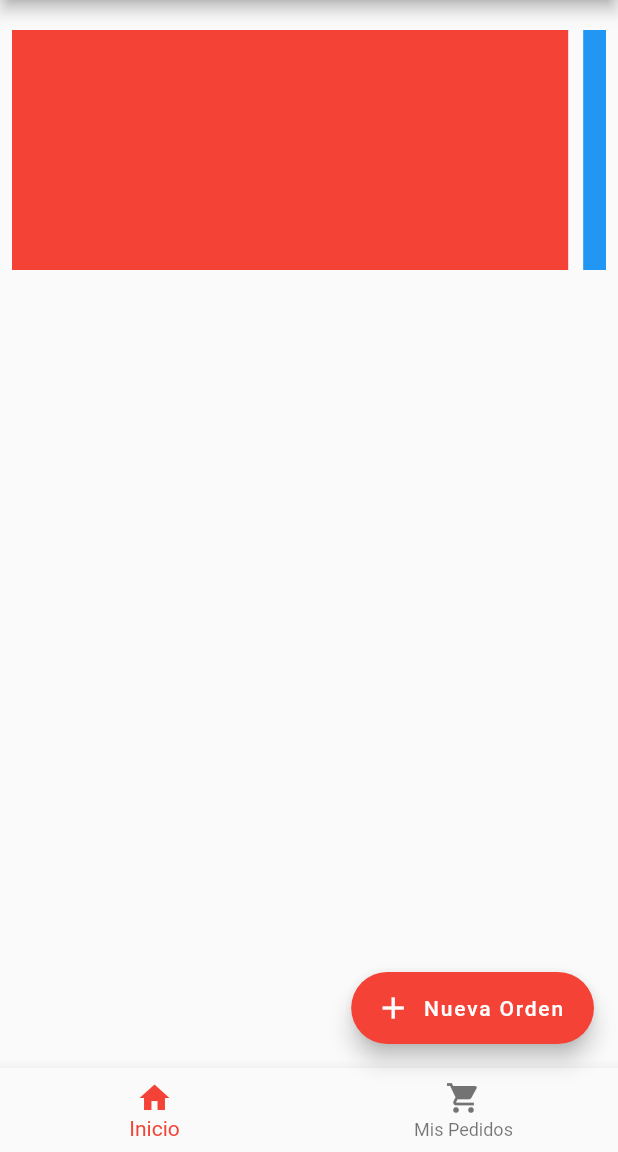
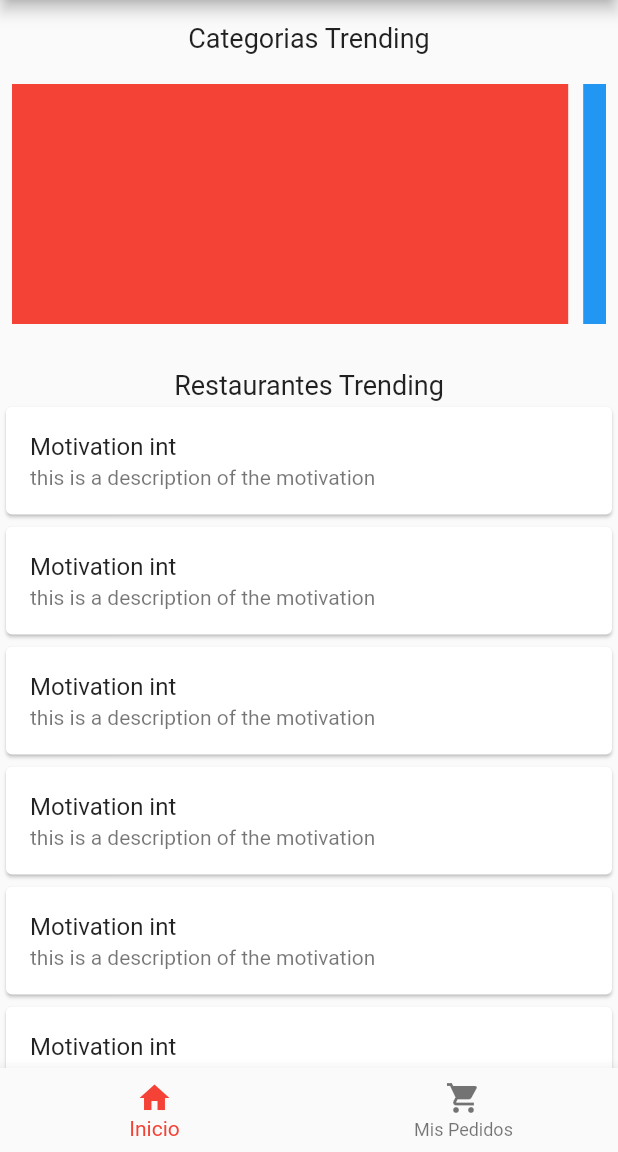
Before and after one commit to FelixAVeras/Filopp, a Flutter app: the HomePage screen opened by its route, on a phone screen of 412 x 824 dp, the part 84-1236 px from its top. Run offline on Flutter 3.47's test engine with Material 2 defaults, Android fonts, the phone set to English and light mode, and no system bars; our stand-ins replace dio; missing offline and left inert: flutter_wordpress.

Commit message:
Working on Dashboard Page

```diff
--- a/lib/src/pages/dashboard.dart
+++ b/lib/src/pages/dashboard.dart
@@ -4,7 +4,26 @@ class DashboardPage extends StatelessWidget {
   @override
   Widget build(BuildContext context) {
     return Scaffold(
-      body: Container(
+        body: SingleChildScrollView(
+      child: Column(
+        mainAxisSize: MainAxisSize.min,
+        children: [
+          SizedBox(height: 15),
+          Text('Categorias Trending', style: TextStyle(fontSize: 18)),
+          // SizedBox(
+          //     // height: 120.0,
+          //     // width: 999.0,
+          //     // child: ListView.builder(
+          //     //   physics: ClampingScrollPhysics(),
+          //     //   shrinkWrap: true,
+          //     //   scrollDirection: Axis.horizontal,
+          //     //   itemCount: 8,
+          //     //   itemBuilder: (BuildContext context, int index) => Card(
+          //     //     child: Center(child: Text('Dummy Card Text')),
+          //     //   ),
+          //     // ),
+          //     ),
+          Container(
             height: 200.0,
             padding: EdgeInsets.symmetric(horizontal: 8.0, vertical: 20.0),
             // width: MediaQuery.of(context).size.width * 0.65,
@@ -38,6 +57,45 @@ class DashboardPage extends StatelessWidget {
               ],
             ),
           ),
-    );
+          SizedBox(height: 10),
+          Text('Restaurantes Trending', style: TextStyle(fontSize: 18)),
+          Card(
+            child: ListTile(
+                title: Text('Motivation $int'),
+                subtitle: Text('this is a description of the motivation')),
+          ),
+          Card(
+            child: ListTile(
+                title: Text('Motivation $int'),
+                subtitle: Text('this is a description of the motivation')),
+          ),
+          Card(
+            child: ListTile(
+                title: Text('Motivation $int'),
+                subtitle: Text('this is a description of the motivation')),
+          ),
+          Card(
+            child: ListTile(
+                title: Text('Motivation $int'),
+                subtitle: Text('this is a description of the motivation')),
+          ),
+          Card(
+            child: ListTile(
+                title: Text('Motivation $int'),
+                subtitle: Text('this is a description of the motivation')),
+          ),
+          Card(
+            child: ListTile(
+                title: Text('Motivation $int'),
+                subtitle: Text('this is a description of the motivation')),
+          ),
+          Card(
+            child: ListTile(
+                title: Text('Motivation $int'),
+                subtitle: Text('this is a description of the motivation')),
+          ),
+        ],
+      ),
+    ));
   }
 }
--- a/lib/src/pages/home.dart
+++ b/lib/src/pages/home.dart
@@ -42,14 +42,14 @@ class _HomePageState extends State<HomePage> {
       ),
       body: _loadPage(currentIndex),
       bottomNavigationBar: _customBottomNavigationBar(),
-      floatingActionButton: FloatingActionButton.extended(
-        label: Text('Nueva Orden'),
-        icon: Icon(Icons.add),
-        onPressed: () => {
-          // Navigator.push(
-          //     context, MaterialPageRoute(builder: (context) => ProductPage()))
-        },
-      ),
+      // floatingActionButton: FloatingActionButton.extended(
+      //   label: Text('Nueva Orden'),
+      //   icon: Icon(Icons.add),
+      //   onPressed: () => {
+      //     // Navigator.push(
+      //     //     context, MaterialPageRoute(builder: (context) => ProductPage()))
+      //   },
+      // ),
       drawer: Drawer(
           child: ListView(
         padding: EdgeInsets.zero,
--- a/lib/src/pages/register.dart
+++ b/lib/src/pages/register.dart
@@ -16,14 +16,14 @@ class _registerPageState extends State<RegisterPage> {
   GlobalKey<FormState> _formKey = GlobalKey<FormState>();
   bool isApiCallProcess = false;
   bool hidePassword = true;
-  HttpService httpService;
+  APIHttpService httpService;
 
   String username;
   String password;
 
   @override
   void initState() {
-    httpService = new HttpService();
+    httpService = new APIHttpService();
     super.initState();
   }
 
--- a/pubspec.yaml
+++ b/pubspec.yaml
@@ -25,6 +25,7 @@ dependencies:
     sdk: flutter
   dio:
   http:
+  flutter_wordpress: 0.1.4
 
 
   # The following adds the Cupertino Icons font to your application.
```
Also changed, not shown: lib/src/helpers/http_services.dart (+43 -32 lines), lib/src/pages/login.dart (+25 -19 lines), pubspec.lock. Lines whose indentation alone changed are shown as unchanged.
